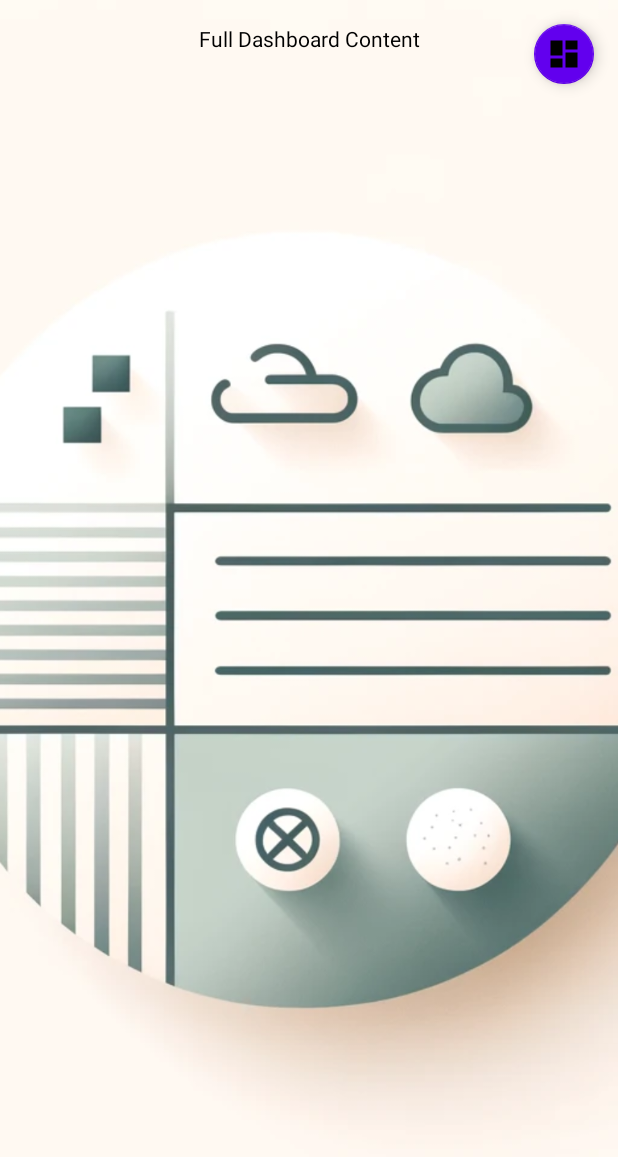
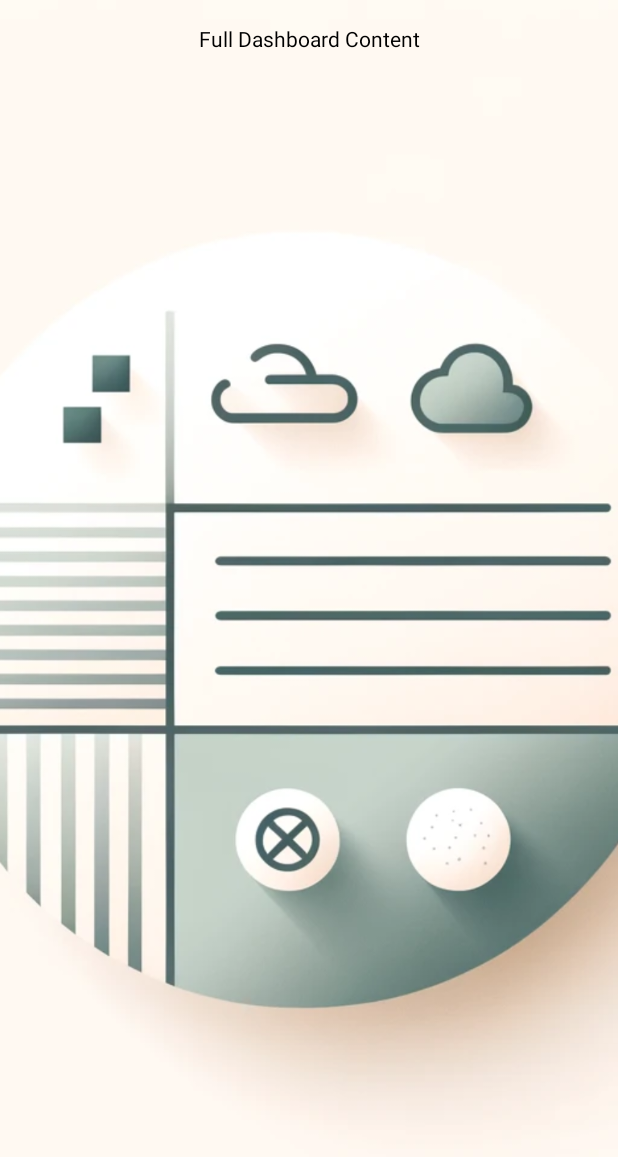
Before and after one commit to imititel/instrumentclusterauto, an Android app: the DashboardActivity screen opened directly, with no data from a screen before it, on a phone screen of 412 x 824 dp. Shown: the top 1157 px of the screen. Run offline under Robolectric (Android 15) with nearby library versions, the phone set to English and light mode, and no system bars.

Commit message:
fix null pointer in rss feed activity

```diff
--- a/app/src/main/AndroidManifest.xml
+++ b/app/src/main/AndroidManifest.xml
@@ -10,7 +10,7 @@
         android:theme="@style/Theme.AppCompat.Light.NoActionBar">
 
         <activity android:name=".MainActivity"
-            android:exported="true"> <!-- This line is added -->
+            android:exported="true">
             <intent-filter>
                 <action android:name="android.intent.action.MAIN" />
                 <category android:name="android.intent.category.LAUNCHER" />
--- a/app/src/main/java/com/example/instrumentclusterauto/DashboardActivity.java
+++ b/app/src/main/java/com/example/instrumentclusterauto/DashboardActivity.java
@@ -40,6 +40,8 @@ public class DashboardActivity extends AppCompatActivity {
                 Intent intent = new Intent(DashboardActivity.this, FullDashboardActivity.class);
                 startActivity(intent);
             });
+        } else {
+            Log.e("DashboardActivity", "FloatingActionButton is null");
         }
     }
 
--- a/app/src/main/res/layout/activity_full_dashboard.xml
+++ b/app/src/main/res/layout/activity_full_dashboard.xml
@@ -11,6 +11,7 @@
         android:src="@drawable/rssfeed"
         android:scaleType="centerCrop" />
 
+    <!-- Full Dashboard TextView -->
     <TextView
         android:id="@+id/fullDashboardTextView"
         android:layout_width="match_parent"
@@ -20,23 +21,12 @@
         android:textColor="@android:color/black"
         android:gravity="center" />
 
+    <!-- RSS Feed TextView -->
     <TextView
         android:id="@+id/rssFeedTextView"
         android:layout_width="match_parent"
         android:layout_height="wrap_content"
+        android:layout_below="@id/fullDashboardTextView"
         android:padding="16dp"
-        android:textColor="@android:color/white" />
-
-    <com.google.android.material.floatingactionbutton.FloatingActionButton
-        android:id="@+id/openDashboardButton"
-        android:layout_width="wrap_content"
-        android:layout_height="wrap_content"
-        android:layout_alignParentEnd="true"
-        android:layout_alignParentTop="true"
-        android:layout_margin="16dp"
-        android:contentDescription="@string/fab_desc"
-        android:src="@drawable/ic_dashboard"
-        app:fabSize="mini"
-        app:backgroundTint="@color/design_default_color_primary" />
-
+        android:textColor="@android:color/black" />
 </RelativeLayout>
```
